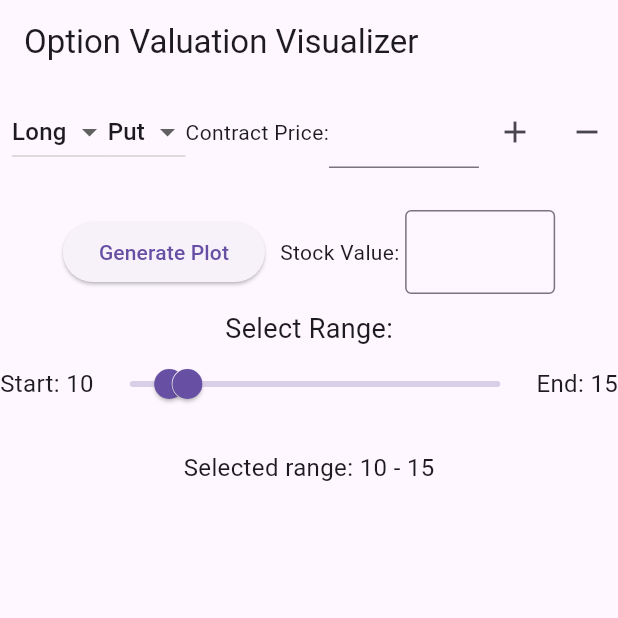
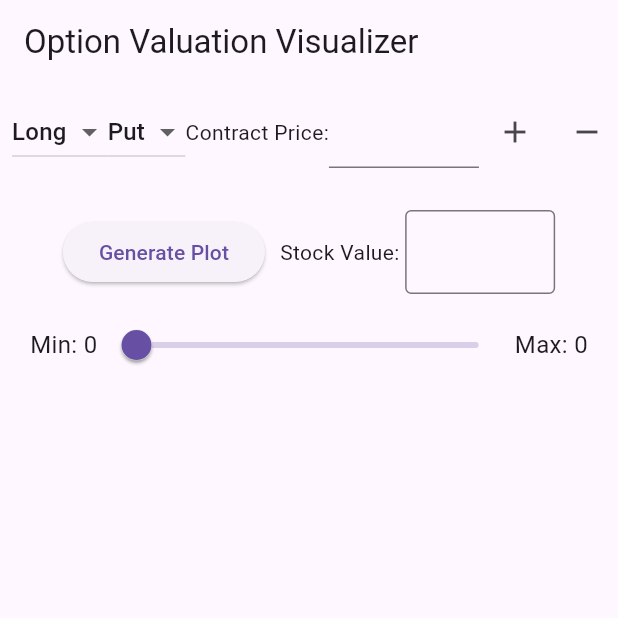
Before and after one commit to jpatch22/optionVisualization, a Flutter app: the screen it shows after launch, after a tap on "Generate Plot", on a phone screen of 412 x 824 dp, the top half of it. Run offline on Flutter 3.47's test engine with Material 3 defaults, Android fonts, the light colour scheme and no system bars; our stand-ins replace syncfusion_flutter_charts; missing offline and left inert: dart:ffi.

Commit message:
v1 complete

```diff
--- a/lib/screens/home_screen.dart
+++ b/lib/screens/home_screen.dart
@@ -1,4 +1,6 @@
+import 'package:flutter/foundation.dart';
 import 'package:flutter/material.dart';
+import 'package:flutter/widgets.dart';
 import '../models/row_data.dart';
 import '../widgets/row_item.dart';
 import '../widgets/chart_widget.dart';
@@ -19,7 +21,8 @@ class _MyHomePageState extends State<MyHomePage> {
   final RowDataProcessor _rowDataProcessor = RowDataProcessor();
 
   RangeValues _selectedRange = RangeValues(10, 15);
-  RangeValues _initialRange = RangeValues(10, 15);
+  ValueNotifier<double> _maxVal = ValueNotifier(100.0);
+  ValueNotifier<double> _minVal = ValueNotifier(0.0);
   double maxRange = 100.0;
   TextEditingController _stockValueController = TextEditingController();
   ValueNotifier<RangeValues> _selectedRangeNotifier = ValueNotifier(RangeValues(10, 15));
@@ -98,8 +101,8 @@ class _MyHomePageState extends State<MyHomePage> {
             ),
             SizedBox(height: 10),
             RangeSelector(
-              min: 0,
-              max: 100,
+              minNotifier: _minVal,
+              maxNotifier: _maxVal,
               rangeNotifier: _selectedRangeNotifier,
               onRangeChanged: (values) {
                 _selectedRange = values;
@@ -147,8 +150,10 @@ class _MyHomePageState extends State<MyHomePage> {
 
   void _generatePlot() {
     double stockValue = double.tryParse(_stockValueController.text) ?? 0.0;
-    _selectedRange = RangeValues(1, 10);
-    _initialRange = RangeValues(1, 10);
+    _selectedRange = RangeValues(stockValue * 0.75, stockValue * 1.25);
+    _selectedRangeNotifier.value = _selectedRange;
+    _minVal.value = 0.0;
+    _maxVal.value = 10 * stockValue;
 
     _generateRandomData();
   }
--- a/lib/widgets/range_selector.dart
+++ b/lib/widgets/range_selector.dart
@@ -1,15 +1,15 @@
 import 'package:flutter/material.dart';
 
 class RangeSelector extends StatefulWidget {
-  final double min;
-  final double max;
+  final ValueNotifier<double> minNotifier;
+  final ValueNotifier<double> maxNotifier;
   final ValueNotifier<RangeValues> rangeNotifier;
   final ValueChanged<RangeValues> onRangeChanged;
 
   RangeSelector({
     Key? key,
-    required this.min,
-    required this.max,
+    required this.minNotifier,
+    required this.maxNotifier,
     required this.rangeNotifier,
     required this.onRangeChanged,
   }) : super(key: key);
@@ -23,11 +23,15 @@ class _RangeSelectorState extends State<RangeSelector> {
   void initState() {
     super.initState();
     widget.rangeNotifier.addListener(_updateRange);
+    widget.minNotifier.addListener(_updateRange);
+    widget.maxNotifier.addListener(_updateRange);
   }
 
   @override
   void dispose() {
     widget.rangeNotifier.removeListener(_updateRange);
+    widget.minNotifier.removeListener(_updateRange);
+    widget.maxNotifier.removeListener(_updateRange);
     super.dispose();
   }
 
@@ -38,25 +42,25 @@ class _RangeSelectorState extends State<RangeSelector> {
   @override
   Widget build(BuildContext context) {
     final rangeValues = widget.rangeNotifier.value;
+    final min = widget.minNotifier.value;
+    final max = widget.maxNotifier.value;
+    final sideSpacing = 20.0;
 
     return Column(
       mainAxisAlignment: MainAxisAlignment.center,
       children: [
-        Text(
-          'Select Range:',
-          style: TextStyle(fontSize: 18),
-        ),
         Row(
           children: [
+            SizedBox(width: sideSpacing),
             Text(
-              'Start: ${rangeValues.start.round()}',
+              'Min: ${rangeValues.start.round()}',
               style: TextStyle(fontSize: 16),
             ),
             Expanded(
               child: RangeSlider(
                 values: rangeValues,
-                min: widget.min,
-                max: widget.max,
+                min: min,
+                max: max,
                 divisions: 100,
                 labels: RangeLabels(
                   rangeValues.start.round().toString(),
@@ -69,16 +73,13 @@ class _RangeSelectorState extends State<RangeSelector> {
               ),
             ),
             Text(
-              'End: ${rangeValues.end.round()}',
+              'Max: ${rangeValues.end.round()}',
               style: TextStyle(fontSize: 16),
             ),
+            SizedBox(width: sideSpacing)
           ],
         ),
         SizedBox(height: 20),
-        Text(
-          'Selected range: ${rangeValues.start.round()} - ${rangeValues.end.round()}',
-          style: TextStyle(fontSize: 16),
-        ),
       ],
     );
   }
```
